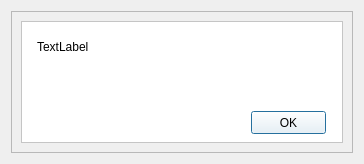
This is pwctool/ui_files/error_mesage_dialog.ui in GESTF-ESA/PWC-Prep-Tool as Qt 5 draws it before an edit. The edited form follows.
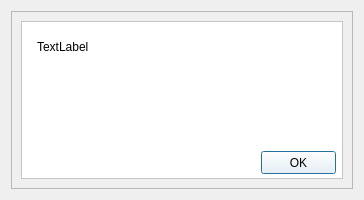
This is the edited form.

Patch:
```diff
--- a/pwctool/ui_files/error_mesage_dialog.ui
+++ b/pwctool/ui_files/error_mesage_dialog.ui
@@ -7,7 +7,7 @@
     <x>0</x>
     <y>0</y>
     <width>364</width>
-    <height>164</height>
+    <height>200</height>
    </rect>
   </property>
   <property name="sizePolicy">
@@ -19,13 +19,13 @@
   <property name="minimumSize">
    <size>
     <width>364</width>
-    <height>164</height>
+    <height>200</height>
    </size>
   </property>
   <property name="maximumSize">
    <size>
     <width>364</width>
-    <height>164</height>
+    <height>200</height>
    </size>
   </property>
   <property name="font">
@@ -54,7 +54,7 @@
         <x>0</x>
         <y>0</y>
         <width>344</width>
-        <height>144</height>
+        <height>180</height>
        </rect>
       </property>
       <layout class="QHBoxLayout" name="horizontalLayout">
@@ -77,8 +77,8 @@
          <widget class="QPushButton" name="okayError">
           <property name="geometry">
            <rect>
-            <x>230</x>
-            <y>90</y>
+            <x>240</x>
+            <y>130</y>
             <width>75</width>
             <height>23</height>
            </rect>
@@ -97,10 +97,28 @@
            <rect>
             <x>16</x>
             <y>19</y>
-            <width>291</width>
-            <height>61</height>
+            <width>300</width>
+            <height>80</height>
            </rect>
           </property>
+          <property name="sizePolicy">
+           <sizepolicy hsizetype="Fixed" vsizetype="Fixed">
+            <horstretch>0</horstretch>
+            <verstretch>0</verstretch>
+           </sizepolicy>
+          </property>
+          <property name="minimumSize">
+           <size>
+            <width>300</width>
+            <height>80</height>
+           </size>
+          </property>
+          <property name="maximumSize">
+           <size>
+            <width>300</width>
+            <height>80</height>
+           </size>
+          </property>
           <property name="font">
            <font>
             <family>Segoe UI</family>
```
